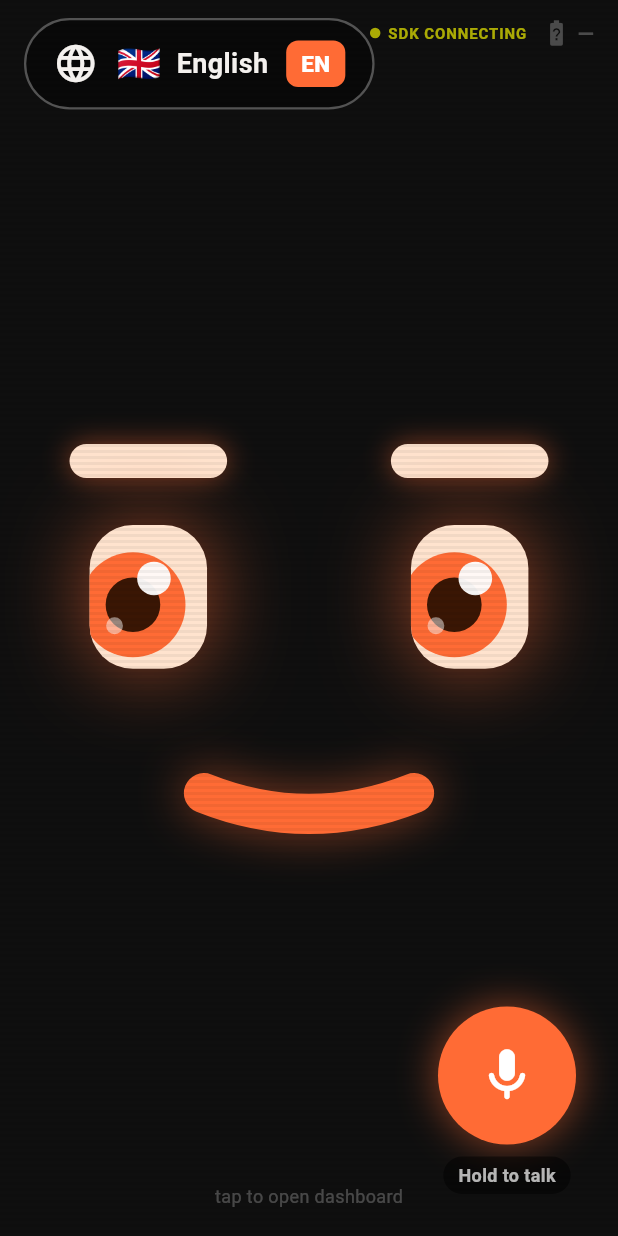
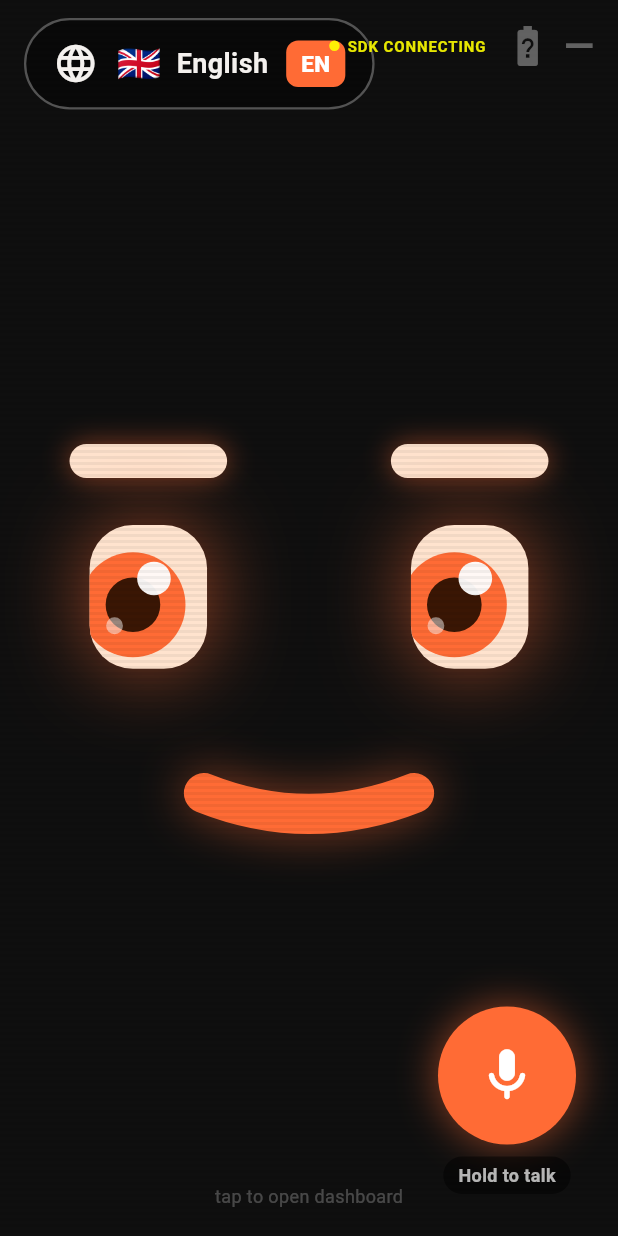
Before and after one commit to nishant-6585/TimoDesk, a Flutter app: the screen it shows after launch, on a phone screen of 412 x 824 dp. Run offline on Flutter 3.47's test engine with Material 3 defaults, Android fonts, the phone set to English and light mode, and no system bars; our stand-ins replace camera, firebase_core, firebase_messaging, flutter_riverpod, freezed_annotation, go_router and 5 more; missing offline and left inert: dart:html, dart:js, dart:ui_web, flutter_webrtc, google_mlkit_face_detection; accounts and stored records are empty; network calls fail.

Commit message:
feat(robot_app): enlarge battery indicator on face + dashboard screens
BatteryIndicator gains a `large` mode (icon 20→32, text 14→26, + charging ⚡).
Face screen uses large and raises chip opacity 0.65→0.9 for readability.
Dashboard chip enlarged (icon 16→24, text 11→17).

Co-Authored-By: Claude Opus 4.8 (1M context) <noreply@anthropic.com>

```diff
--- a/robot_app/lib/ambient_face_screen.dart
+++ b/robot_app/lib/ambient_face_screen.dart
@@ -807,11 +807,11 @@ class _AmbientFaceScreenState extends ConsumerState<AmbientFaceScreen>
             top: 12,
             right: 16,
             child: Opacity(
-              opacity: 0.65,
+              opacity: 0.9,
               child: Row(mainAxisSize: MainAxisSize.min, children: [
                 SdkBadge(status: sdk),
-                const SizedBox(width: 10),
-                BatteryIndicator(state: battery),
+                const SizedBox(width: 12),
+                BatteryIndicator(state: battery, large: true),
               ]),
             ),
           ),
--- a/robot_app/lib/app_widgets.dart
+++ b/robot_app/lib/app_widgets.dart
@@ -5,7 +5,8 @@ import 'providers.dart';
 
 class BatteryIndicator extends StatelessWidget {
   final BatteryState state;
-  const BatteryIndicator({required this.state});
+  final bool large; // bigger icon + text for the chest screen (face / dashboard)
+  const BatteryIndicator({required this.state, this.large = false});
 
   @override
   Widget build(BuildContext context) {
@@ -28,11 +29,13 @@ class BatteryIndicator extends StatelessWidget {
                 : level >= 30
                     ? Icons.battery_5_bar
                     : Icons.battery_2_bar;
+    final double iconSize = large ? 32 : 20;
+    final double fontSize = large ? 26 : 14;
     return Row(mainAxisSize: MainAxisSize.min, children: [
-      Icon(icon, size: 20, color: color),
-      const SizedBox(width: 4),
-      Text(unknown ? '—' : '$level%',
-          style: TextStyle(color: color, fontSize: 14, fontWeight: FontWeight.bold)),
+      Icon(icon, size: iconSize, color: color),
+      SizedBox(width: large ? 8 : 4),
+      Text(unknown ? '—' : '$level%${charging ? ' ⚡' : ''}',
+          style: TextStyle(color: color, fontSize: fontSize, fontWeight: FontWeight.bold)),
     ]);
   }
 }
--- a/robot_app/lib/dashboard_screen.dart
+++ b/robot_app/lib/dashboard_screen.dart
@@ -602,10 +602,10 @@ class _DashboardScreenState extends ConsumerState<DashboardScreen>
                       ? Icons.battery_5_bar_rounded
                       : Icons.battery_2_bar_rounded;
           return Row(mainAxisSize: MainAxisSize.min, children: [
-            Icon(icon, size: 16, color: _muted),
-            const SizedBox(width: 4),
+            Icon(icon, size: 24, color: _muted),
+            const SizedBox(width: 6),
             Text(b == null ? '—' : '$b%',
-                style: const TextStyle(color: _muted, fontSize: 11, fontWeight: FontWeight.w600)),
+                style: const TextStyle(color: _muted, fontSize: 17, fontWeight: FontWeight.w700)),
           ]);
         }),
         const SizedBox(width: 12),
```
